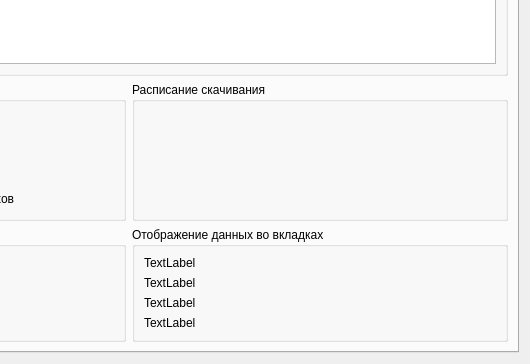
Qt form main.ui (MrSaerus/E-TrustCRLparsing) before a commit; both pictures show x 654 to 1184 and y 201 to 565 of the 1184 by 565 pixel window.
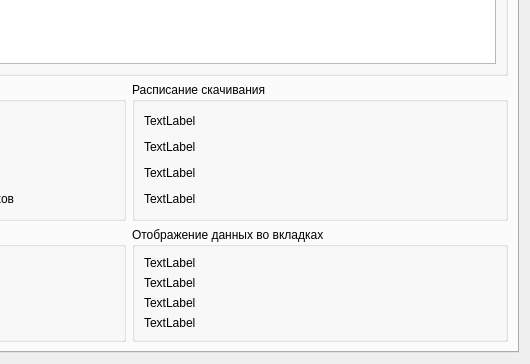
The same form after that commit. The open tabs and pages were chosen to show the change.

Commit message: Updated gitignore and settings ui

```diff
--- a/main.ui
+++ b/main.ui
@@ -655,6 +655,40 @@
                  <property name="title">
                   <string>Расписание скачивания</string>
                  </property>
+                 <layout class="QHBoxLayout" name="horizontalLayout_18">
+                  <item>
+                   <layout class="QVBoxLayout" name="verticalLayout_37">
+                    <item>
+                     <widget class="QLabel" name="label_25">
+                      <property name="text">
+                       <string>TextLabel</string>
+                      </property>
+                     </widget>
+                    </item>
+                    <item>
+                     <widget class="QLabel" name="label_27">
+                      <property name="text">
+                       <string>TextLabel</string>
+                      </property>
+                     </widget>
+                    </item>
+                    <item>
+                     <widget class="QLabel" name="label_28">
+                      <property name="text">
+                       <string>TextLabel</string>
+                      </property>
+                     </widget>
+                    </item>
+                    <item>
+                     <widget class="QLabel" name="label_26">
+                      <property name="text">
+                       <string>TextLabel</string>
+                      </property>
+                     </widget>
+                    </item>
+                   </layout>
+                  </item>
+                 </layout>
                 </widget>
                </item>
               </layout>
```
Left out of the diff: 17 changed lines with no effect on the pictures. The commit also changes 2 other files.
